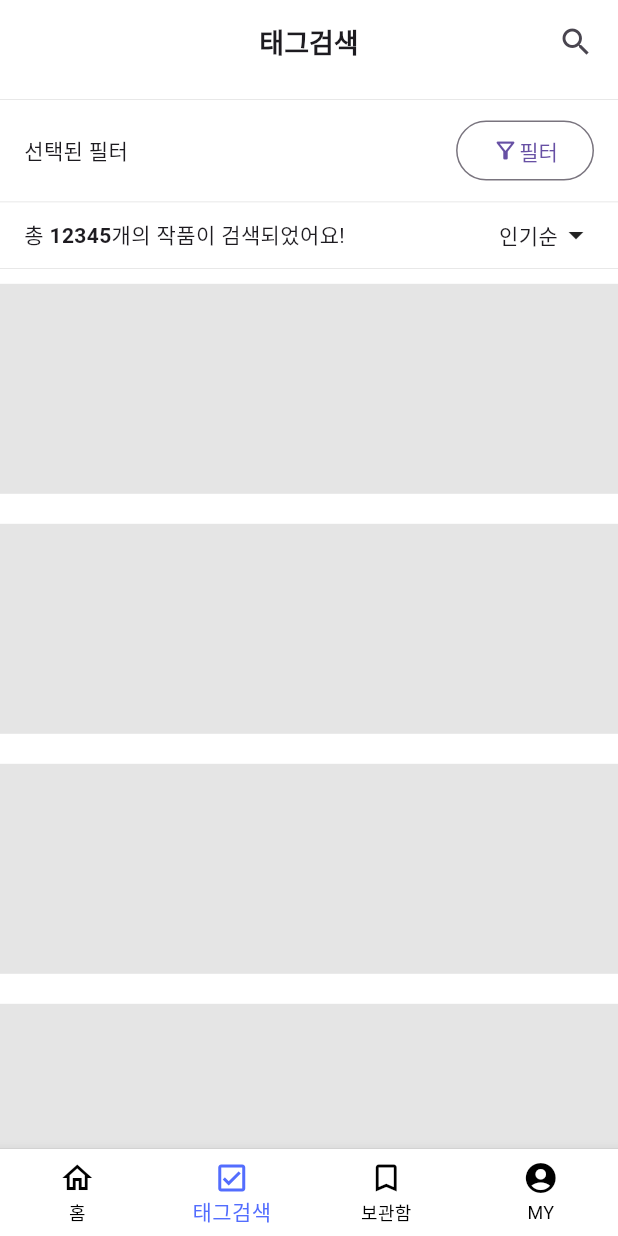
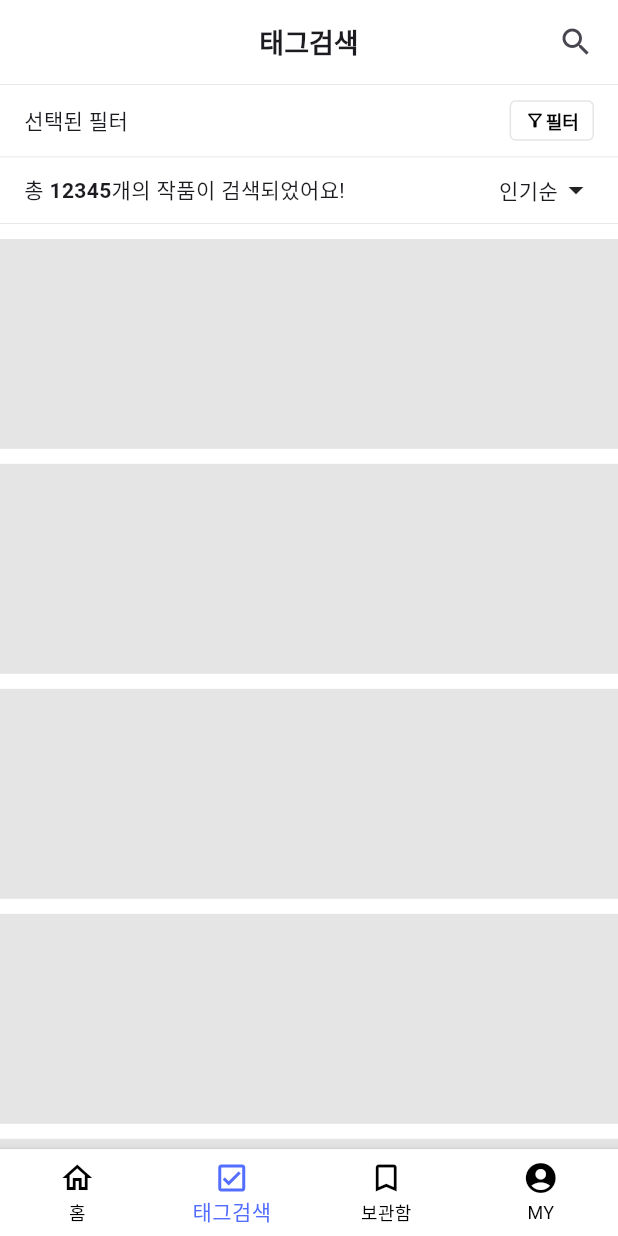
Before and after one commit to jangjia01234/Laftel_Flutter, a Flutter app: the screen it shows after launch, item 2 of the bottom bar chosen, after a tap on "필터", on a phone screen of 412 x 824 dp. Run offline on Flutter 3.47's test engine with Material 3 defaults, Android fonts, the phone set to English and light mode, and no system bars; our stand-ins replace video_player.

Commit message:
simple UI fix

```diff
--- a/lib/screens/bookmark_screen.dart
+++ b/lib/screens/bookmark_screen.dart
@@ -22,7 +22,12 @@ class BookmarkScreen extends StatelessWidget {
           backgroundColor: Colors.white,
         ),
         body: Column(children: [
-          ThinDivider(),
+          Container(
+              width: double.infinity,
+              height: 0.4,
+              color: Colors.black.withOpacity(0.15)
+          ),
+          SizedBox(height: 10),
 
           // - MARK: 탭뷰
           Padding(
@@ -53,10 +58,10 @@ class BookmarkScreen extends StatelessWidget {
               )),
           ThinDivider(),
 
+          // - MARK: 세로 스크롤 리스트
           Expanded(
               child: SingleChildScrollView(
                   child: Column(children: [
-            // - MARK: 세로 스크롤 리스트
             for (num i = 0; i < 6; i++)
               Column(
                 children: [
--- a/lib/screens/home_screen.dart
+++ b/lib/screens/home_screen.dart
@@ -1,3 +1,4 @@
+import 'package:flutter/cupertino.dart';
 import 'package:flutter/material.dart';
 
 import '../widgets/common/horizontal_video_list.dart';
@@ -14,7 +15,18 @@ class HomeScreen extends StatelessWidget {
     return Scaffold(
       // TODO: 앱바 삭제하고 stack으로 캐러셀 위에 tools 달아줄 예정 (앱바 배경색 이슈)
       appBar: AppBar(
-        actions: const [Icon(Icons.notifications_outlined), Icon(Icons.search)],
+        centerTitle: true,
+        title: Text(
+          "Laftel",
+          style: TextStyle(fontSize: 20, fontWeight: FontWeight.bold),
+        ),
+        actions: const [
+          Icon(Icons.notifications_outlined),
+          Padding(
+            padding: EdgeInsets.only(left: 10, right: 10),
+            child: Icon(Icons.search),
+          ),
+        ],
         backgroundColor: Colors.white,
       ),
       body: SizedBox(
--- a/lib/screens/search_screen.dart
+++ b/lib/screens/search_screen.dart
@@ -21,14 +21,14 @@ class SearchScreen extends StatelessWidget {
           ],
           backgroundColor: Colors.white,
         ),
-        body: SizedBox(
+        body: Column(children: [
+          Container(
               width: double.infinity,
-            height: MediaQuery.of(context).size.height,
-            child: SingleChildScrollView(
-                child: Column(
-                    crossAxisAlignment: CrossAxisAlignment.start,
-                    children: [
-                        ThinDivider(),
+              height: 0.4,
+              color: Colors.black.withOpacity(0.15)
+          ),
+
+          // - MARK: 필터
           Padding(
               padding: EdgeInsets.only(left: 16.0, right: 16.0),
               child: Row(
@@ -39,16 +39,44 @@ class SearchScreen extends StatelessWidget {
                   // TODO: 버튼 스타일 별도로 정의 (컴포넌트화)
                   OutlinedButton(
                     onPressed: () {},
+                    style: OutlinedButton.styleFrom(
+                      minimumSize: Size.zero, // Set this
+                      padding:
+                      EdgeInsets.only(top: 5, right: 10, bottom: 5, left: 10),
+                      shape: RoundedRectangleBorder(
+                          borderRadius: BorderRadius.all(Radius.circular(4))),
+                      side: BorderSide(width: 1.0, color: Colors.black.withOpacity(0.1)),
+                    ),
                     child: Row(
                       children: [
-                                        Icon(Icons.filter_alt_outlined),
-                                        Text("필터")
+                        Icon(
+                            Icons.filter_alt_outlined,
+                            size: 14,
+                          color: Colors.black,
+                        ),
+                        Text(
+                            "필터",
+                            style: TextStyle(
+                                fontSize: 12,
+                              fontWeight: FontWeight.bold,
+                              color: Colors.black
+                            )
+                        )
                       ],
-                                    )),
+                    ),
+                  ),
                 ],
               )
           ),
-                       ThinDivider(),
+
+          Container(
+              width: double.infinity,
+              height: 0.4,
+              color: Colors.black.withOpacity(0.15)
+          ),
+          SizedBox(height: 10),
+
+          // - MARK: 작품 수, 정렬
           Padding(
               padding: EdgeInsets.only(left: 16.0, right: 16.0),
               child: Row(
@@ -79,17 +107,18 @@ class SearchScreen extends StatelessWidget {
           ),
           ThinDivider(),
 
-                      for(num i = 0; i < 6; i++)
+          // - MARK: 세로 스크롤 리스트
+          Expanded(
+              child: SingleChildScrollView(
+                  child: Column(children: [
+                    for (num i = 0; i < 6; i++)
                       Column(
                         children: [
                           Container(height: 140, color: Colors.black.withOpacity(0.1)),
-                            SizedBox(height: 20),
+                          SizedBox(height: 10),
                         ],
                       ),
-                    ]
-                )
-            )
-        )
-    );
+                  ])))
+        ]));
   }
 }
```
Lines whose indentation alone changed are shown as unchanged.
